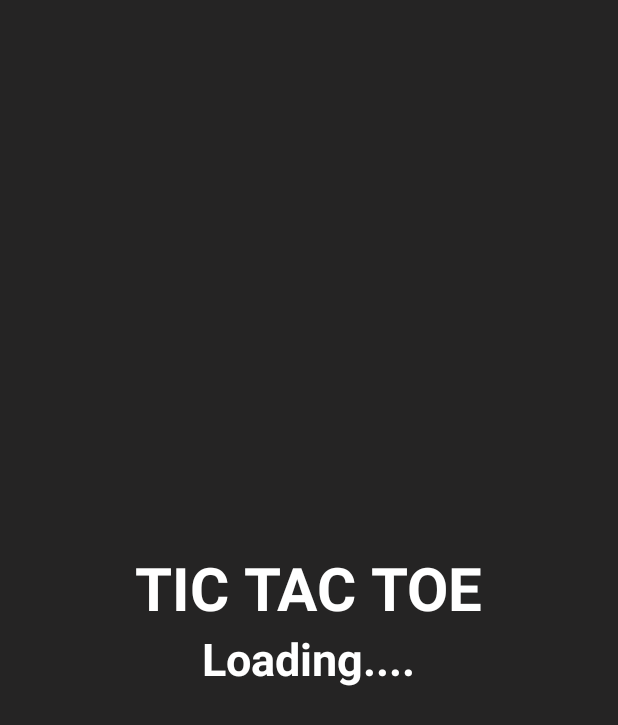
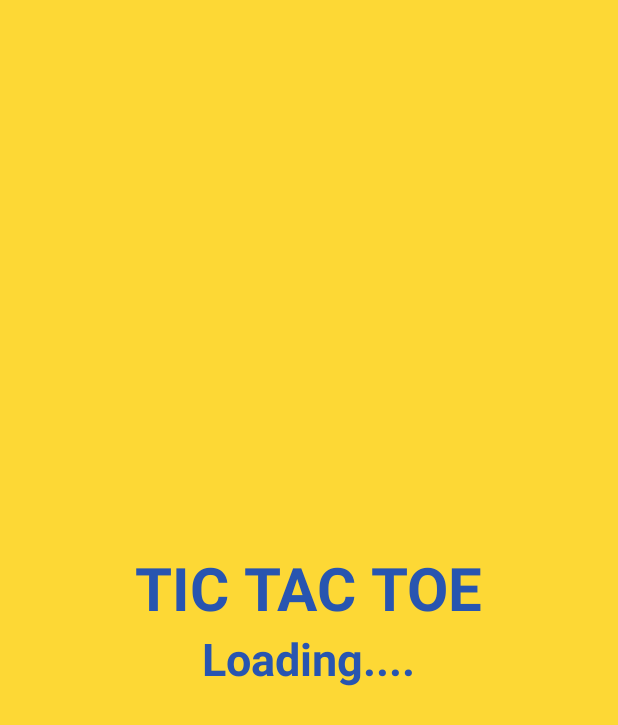
Before and after one commit to Satyam-22747/Tic_tac_toe_Android_game, an Android app: the TicTacToeSplash screen opened directly, with no data from a screen before it, on a phone screen of 412 x 824 dp. Shown: the top 725 px of the screen. Run offline under Robolectric (Android 15) with nearby library versions, the phone set to English and light mode, and no system bars.

Commit message:
This is my tic toe game code, where java and xml is used.

```diff
--- a/app/src/main/res/layout/activity_tic_tac_toe_splash.xml
+++ b/app/src/main/res/layout/activity_tic_tac_toe_splash.xml
@@ -5,7 +5,7 @@
     xmlns:tools="http://schemas.android.com/tools"
     android:layout_width="match_parent"
     android:layout_height="match_parent"
-    android:background="#252424"
+    android:background="#FDD835"
     android:gravity="center"
     android:orientation="vertical"
     tools:context=".TicTacToeSplash">
@@ -14,7 +14,7 @@
         android:layout_height="wrap_content"
         android:text="@string/hint_splash"
         android:textStyle="bold"
-        android:textColor="@color/headcol"
+        android:textColor="@color/backgrounf"
         android:textSize="40sp">
 
     </TextView>
@@ -23,7 +23,7 @@
         android:layout_height="wrap_content"
         android:text="@string/hint_splash2"
         android:textStyle="bold"
-        android:textColor="@color/headcol"
+        android:textColor="@color/backgrounf"
         android:textSize="30sp">
 
     </TextView>
```
